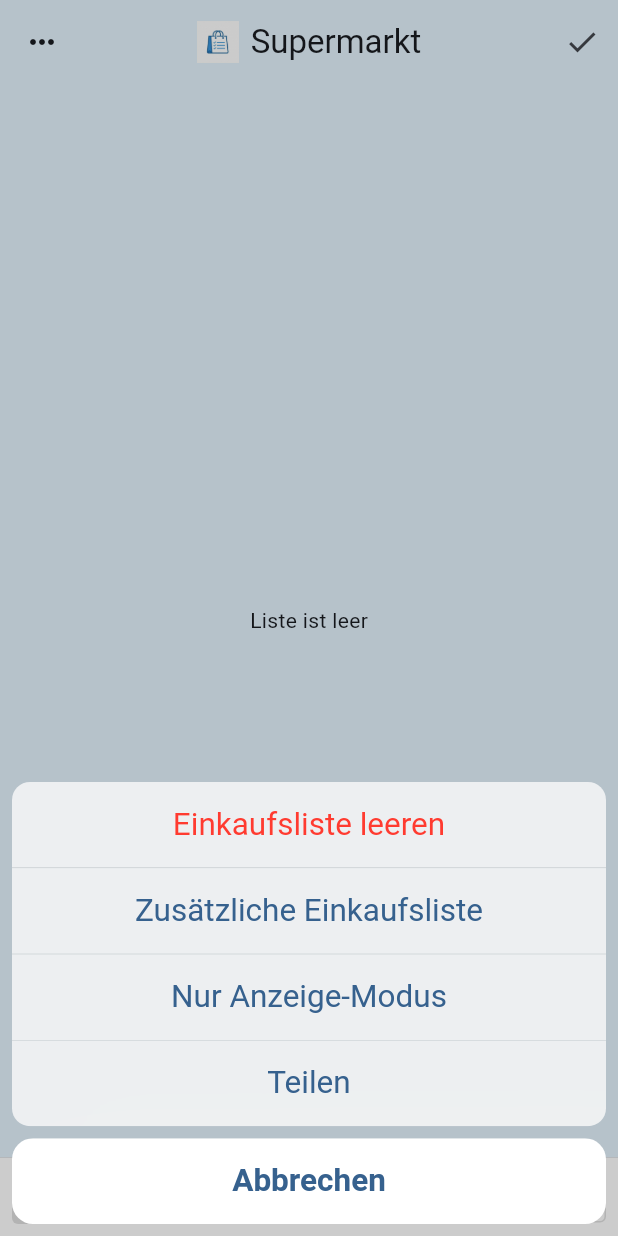
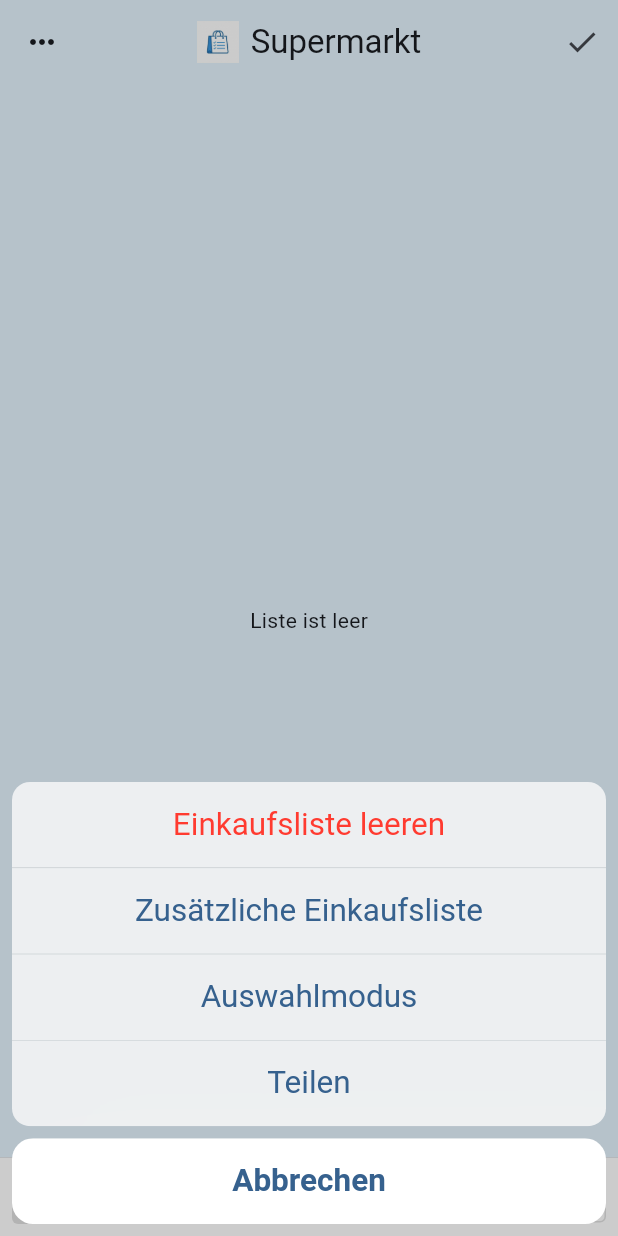
Before and after one commit to gugelvibe/Einkaufszettel, a Flutter app: the screen it shows after launch, after a tap on the "keyboard control" icon, on a phone screen of 412 x 824 dp. Run offline on Flutter 3.47's test engine with Material 3 defaults, Android fonts, the light colour scheme and no system bars; our stand-ins replace shared_preferences.

Commit message:
UI: Rename 'Nur Anzeige-Modus' to 'Auswahlmodus'

```diff
--- a/lib/main.dart
+++ b/lib/main.dart
@@ -121,7 +121,7 @@ class _MainScreenState extends State<MainScreen> {
             child: Text(
               context.read<ShoppingProvider>().isInputDisabled
                   ? 'Eingabemodus aktivieren'
-                  : 'Nur Anzeige-Modus',
+                  : 'Auswahlmodus',
             ),
           ),
           CupertinoActionSheetAction(
```
